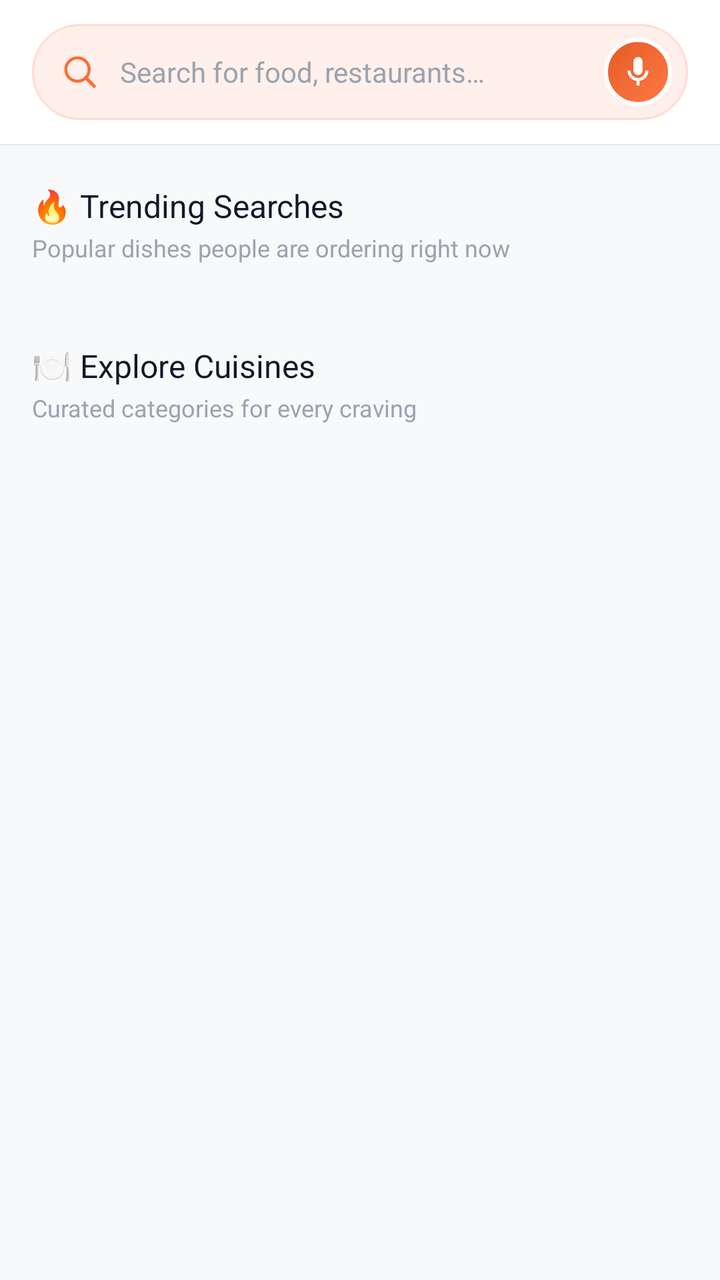
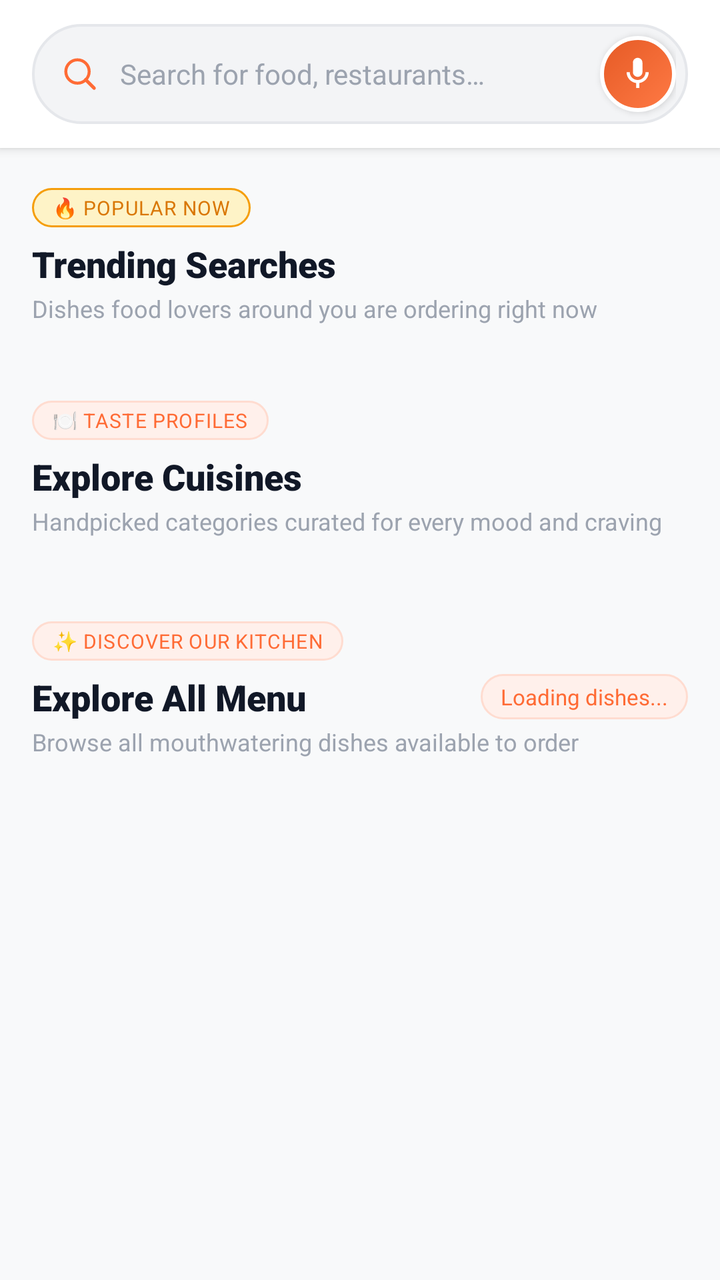

Screens rendered from an Android XML layout before and after an edit, with the pre-edit source and the edit as a unified diff.
<!-- AndroidManifest.xml: application theme Theme.AKRHunger -->
<!-- res/layout/fragment_search.xml -->
<?xml version="1.0" encoding="utf-8"?>
<LinearLayout xmlns:android="http://schemas.android.com/apk/res/android"
    xmlns:app="http://schemas.android.com/apk/res-auto"
    android:layout_width="match_parent"
    android:layout_height="match_parent"
    android:background="@color/background"
    android:orientation="vertical">

    
    <LinearLayout
        android:layout_width="match_parent"
        android:layout_height="wrap_content"
        android:background="@color/surface"
        android:elevation="1dp"
        android:gravity="center_vertical"
        android:orientation="horizontal"
        android:paddingHorizontal="16dp"
        android:paddingTop="12dp"
        android:paddingBottom="12dp">

        <FrameLayout
            android:id="@+id/btn_back"
            android:layout_width="40dp"
            android:layout_height="40dp"
            android:background="@drawable/bg_icon_circle_gray"
            android:clickable="true"
            android:focusable="true"
            android:foreground="?attr/selectableItemBackgroundBorderless"
            android:visibility="gone">

            <ImageView
                android:layout_width="20dp"
                android:layout_height="20dp"
                android:layout_gravity="center"
                android:src="@drawable/ic_back"
                app:tint="@color/text_primary" />
        </FrameLayout>

        
        <LinearLayout
            android:layout_width="0dp"
            android:layout_height="48dp"
            android:layout_weight="1"
            android:background="@drawable/bg_pill_soft"
            android:gravity="center_vertical"
            android:orientation="horizontal"
            android:paddingStart="14dp"
            android:paddingEnd="8dp">

            <ImageView
                android:layout_width="20dp"
                android:layout_height="20dp"
                android:src="@drawable/ic_search"
                app:tint="@color/primary" />

            <EditText
                android:id="@+id/et_search"
                android:layout_width="0dp"
                android:layout_height="match_parent"
                android:layout_marginStart="10dp"
                android:layout_weight="1"
                android:background="@null"
                android:fontFamily="sans-serif"
                android:hint="@string/search_hint"
                android:imeOptions="actionSearch"
                android:inputType="text"
                android:maxLines="1"
                android:textColor="@color/text_primary"
                android:textColorHint="@color/text_hint"
                android:textSize="14sp" />

            <ImageView
                android:id="@+id/btn_clear"
                android:layout_width="24dp"
                android:layout_height="24dp"
                android:layout_marginEnd="6dp"
                android:background="?attr/selectableItemBackgroundBorderless"
                android:clickable="true"
                android:focusable="true"
                android:padding="3dp"
                android:src="@drawable/ic_close"
                android:visibility="gone"
                app:tint="@color/text_hint" />

            <FrameLayout
                android:id="@+id/btn_voice_search"
                android:layout_width="34dp"
                android:layout_height="34dp"
                android:background="@drawable/bg_voice_mic_button"
                android:clickable="true"
                android:focusable="true"
                android:foreground="?attr/selectableItemBackgroundBorderless">

                <ImageView
                    android:layout_width="18dp"
                    android:layout_height="18dp"
                    android:layout_gravity="center"
                    android:src="@drawable/ic_mic"
                    app:tint="@color/on_primary" />
            </FrameLayout>
        </LinearLayout>
    </LinearLayout>

    
    <androidx.core.widget.NestedScrollView
        android:layout_width="match_parent"
        android:layout_height="0dp"
        android:layout_weight="1"
        android:overScrollMode="never">

        <LinearLayout
            android:layout_width="match_parent"
            android:layout_height="wrap_content"
            android:orientation="vertical"
            android:paddingBottom="32dp">

            
            <LinearLayout
                android:id="@+id/trending_section"
                android:layout_width="match_parent"
                android:layout_height="wrap_content"
                android:layout_marginTop="20dp"
                android:orientation="vertical"
                android:paddingHorizontal="16dp">

                <TextView
                    android:layout_width="wrap_content"
                    android:layout_height="wrap_content"
                    android:fontFamily="sans-serif-bold"
                    android:text="🔥 Trending Searches"
                    android:textColor="@color/text_primary"
                    android:textSize="16sp" />

                <TextView
                    android:layout_width="wrap_content"
                    android:layout_height="wrap_content"
                    android:layout_marginTop="2dp"
                    android:fontFamily="sans-serif"
                    android:text="Popular dishes people are ordering right now"
                    android:textColor="@color/text_hint"
                    android:textSize="12sp" />

                <com.google.android.material.chip.ChipGroup
                    android:id="@+id/chip_group_trending"
                    android:layout_width="match_parent"
                    android:layout_height="wrap_content"
                    android:layout_marginTop="12dp"
                    app:chipSpacingHorizontal="8dp"
                    app:chipSpacingVertical="8dp" />
            </LinearLayout>

            
            <LinearLayout
                android:id="@+id/cuisines_section"
                android:layout_width="match_parent"
                android:layout_height="wrap_content"
                android:layout_marginTop="28dp"
                android:orientation="vertical"
                android:paddingHorizontal="16dp">

                <TextView
                    android:layout_width="wrap_content"
                    android:layout_height="wrap_content"
                    android:fontFamily="sans-serif-bold"
                    android:text="🍽️ Explore Cuisines"
                    android:textColor="@color/text_primary"
                    android:textSize="16sp" />

                <TextView
                    android:layout_width="wrap_content"
                    android:layout_height="wrap_content"
                    android:layout_marginTop="2dp"
                    android:fontFamily="sans-serif"
                    android:text="Curated categories for every craving"
                    android:textColor="@color/text_hint"
                    android:textSize="12sp" />

                <androidx.recyclerview.widget.RecyclerView
                    android:id="@+id/rv_cuisines"
                    android:layout_width="match_parent"
                    android:layout_height="wrap_content"
                    android:layout_marginTop="14dp"
                    android:nestedScrollingEnabled="false" />
            </LinearLayout>

            
            <LinearLayout
                android:id="@+id/results_section"
                android:layout_width="match_parent"
                android:layout_height="wrap_content"
                android:orientation="vertical"
                android:visibility="gone">

                <LinearLayout
                    android:layout_width="match_parent"
                    android:layout_height="wrap_content"
                    android:gravity="center_vertical"
                    android:orientation="horizontal"
                    android:paddingHorizontal="16dp"
                    android:paddingTop="16dp"
                    android:paddingBottom="8dp">

                    <TextView
                        android:id="@+id/tv_results_count"
                        android:layout_width="wrap_content"
                        android:layout_height="wrap_content"
                        android:background="@drawable/bg_pill_soft"
                        android:fontFamily="sans-serif-bold"
                        android:paddingHorizontal="12dp"
                        android:paddingVertical="5dp"
                        android:textColor="@color/primary"
                        android:textSize="12sp" />
                </LinearLayout>

                <androidx.recyclerview.widget.RecyclerView
                    android:id="@+id/rv_results"
                    android:layout_width="match_parent"
                    android:layout_height="wrap_content"
                    android:clipToPadding="false"
                    android:nestedScrollingEnabled="false"
                    android:paddingHorizontal="8dp" />
            </LinearLayout>

        </LinearLayout>
    </androidx.core.widget.NestedScrollView>
</LinearLayout>
<!-- resources referenced by this layout -->
<resources>
  <!-- drawable bg_icon_circle_gray (drawable) -->
  <?xml version="1.0" encoding="utf-8"?>
  <shape xmlns:android="http://schemas.android.com/apk/res/android"
      android:shape="oval">
      <solid android:color="@color/surface_variant" />
  </shape>
  <!-- drawable ic_close (drawable) -->
  <vector xmlns:android="http://schemas.android.com/apk/res/android"
      android:width="24dp"
      android:height="24dp"
      android:viewportWidth="24"
      android:viewportHeight="24">
      <path
          android:fillColor="#FFFFFFFF"
          android:pathData="M19,6.41L17.59,5 12,10.59 6.41,5 5,6.41 10.59,12 5,17.59 6.41,19 12,13.41 17.59,19 19,17.59 13.41,12z" />
  </vector>
  <style name="ThemeOverlay.AKR.MaterialAlertDialog" parent="ThemeOverlay.Material3.MaterialAlertDialog">
          <item name="shapeAppearance">@style/ShapeAppearance.AKR.Dialog</item>
          <item name="shapeAppearanceOverlay">@style/ShapeAppearance.AKR.Dialog</item>
          <item name="colorSurface">@color/surface</item>
          <item name="android:backgroundDimAmount">0.5</item>
      </style>
  <!-- unchanged entries left out for length: 25 -->
</resources>

<!-- the commit's change to res/layout/fragment_search.xml (unified diff, before → after) -->
@@ -1,6 +1,7 @@
 <?xml version="1.0" encoding="utf-8"?>
 <LinearLayout xmlns:android="http://schemas.android.com/apk/res/android"
     xmlns:app="http://schemas.android.com/apk/res-auto"
+    xmlns:tools="http://schemas.android.com/tools"
     android:layout_width="match_parent"
     android:layout_height="match_parent"
     android:background="@color/background"
@@ -11,48 +12,57 @@
         android:layout_width="match_parent"
         android:layout_height="wrap_content"
         android:background="@color/surface"
-        android:elevation="1dp"
+        android:elevation="3dp"
         android:gravity="center_vertical"
         android:orientation="horizontal"
         android:paddingHorizontal="16dp"
         android:paddingTop="12dp"
         android:paddingBottom="12dp">
 
-        <FrameLayout
+        
+        <com.google.android.material.card.MaterialCardView
             android:id="@+id/btn_back"
             android:layout_width="40dp"
             android:layout_height="40dp"
-            android:background="@drawable/bg_icon_circle_gray"
+            android:layout_marginEnd="10dp"
             android:clickable="true"
             android:focusable="true"
-            android:foreground="?attr/selectableItemBackgroundBorderless"
-            android:visibility="gone">
+            android:visibility="gone"
+            app:cardBackgroundColor="@color/surface"
+            app:cardCornerRadius="20dp"
+            app:cardElevation="2dp"
+            app:strokeColor="@color/card_border"
+            app:strokeWidth="1dp">
 
             <ImageView
                 android:layout_width="20dp"
                 android:layout_height="20dp"
                 android:layout_gravity="center"
+                android:contentDescription="Back"
                 android:src="@drawable/ic_back"
                 app:tint="@color/text_primary" />
-        </FrameLayout>
+        </com.google.android.material.card.MaterialCardView>
 
         
         <LinearLayout
             android:layout_width="0dp"
-            android:layout_height="48dp"
+            android:layout_height="50dp"
             android:layout_weight="1"
-            android:background="@drawable/bg_pill_soft"
+            android:background="@drawable/bg_search_input_modern"
             android:gravity="center_vertical"
             android:orientation="horizontal"
             android:paddingStart="14dp"
-            android:paddingEnd="8dp">
-
+            android:paddingEnd="6dp">
+
+            
             <ImageView
                 android:layout_width="20dp"
                 android:layout_height="20dp"
+                android:contentDescription="Search Icon"
                 android:src="@drawable/ic_search"
                 app:tint="@color/primary" />
 
+            
             <EditText
                 android:id="@+id/et_search"
                 android:layout_width="0dp"
@@ -63,38 +73,45 @@
                 android:fontFamily="sans-serif"
                 android:hint="@string/search_hint"
                 android:imeOptions="actionSearch"
+                android:importantForAutofill="no"
                 android:inputType="text"
                 android:maxLines="1"
                 android:textColor="@color/text_primary"
                 android:textColorHint="@color/text_hint"
                 android:textSize="14sp" />
 
+            
             <ImageView
                 android:id="@+id/btn_clear"
-                android:layout_width="24dp"
-                android:layout_height="24dp"
-                android:layout_marginEnd="6dp"
+                android:layout_width="26dp"
+                android:layout_height="26dp"
+                android:layout_marginEnd="4dp"
                 android:background="?attr/selectableItemBackgroundBorderless"
                 android:clickable="true"
+                android:contentDescription="Clear search"
                 android:focusable="true"
-                android:padding="3dp"
+                android:padding="4dp"
                 android:src="@drawable/ic_close"
                 android:visibility="gone"
                 app:tint="@color/text_hint" />
 
+            
             <FrameLayout
                 android:id="@+id/btn_voice_search"
-                android:layout_width="34dp"
-                android:layout_height="34dp"
+                android:layout_width="38dp"
+                android:layout_height="38dp"
                 android:background="@drawable/bg_voice_mic_button"
                 android:clickable="true"
+                android:contentDescription="Voice Search"
+                android:elevation="2dp"
                 android:focusable="true"
                 android:foreground="?attr/selectableItemBackgroundBorderless">
 
                 <ImageView
-                    android:layout_width="18dp"
-                    android:layout_height="18dp"
+                    android:layout_width="19dp"
+                    android:layout_height="19dp"
                     android:layout_gravity="center"
+                    android:contentDescription="Mic Icon"
                     android:src="@drawable/ic_mic"
                     app:tint="@color/on_primary" />
             </FrameLayout>
@@ -106,13 +123,14 @@
         android:layout_width="match_parent"
         android:layout_height="0dp"
         android:layout_weight="1"
+        android:fillViewport="true"
         android:overScrollMode="never">
 
         <LinearLayout
             android:layout_width="match_parent"
             android:layout_height="wrap_content"
             android:orientation="vertical"
-            android:paddingBottom="32dp">
+            android:paddingBottom="36dp">
 
             
             <LinearLayout
@@ -123,20 +141,35 @@
                 android:orientation="vertical"
                 android:paddingHorizontal="16dp">
 
+                
                 <TextView
                     android:layout_width="wrap_content"
                     android:layout_height="wrap_content"
+                    android:background="@drawable/bg_pill_amber_soft"
                     android:fontFamily="sans-serif-bold"
-                    android:text="🔥 Trending Searches"
-                    android:textColor="@color/text_primary"
-                    android:textSize="16sp" />
-
+                    android:letterSpacing="0.04"
+                    android:paddingHorizontal="10dp"
+                    android:paddingVertical="3dp"
+                    android:text="🔥 POPULAR NOW"
+                    android:textColor="#D97706"
+                    android:textSize="10sp" />
+
+                
                 <TextView
                     android:layout_width="wrap_content"
                     android:layout_height="wrap_content"
+                    android:layout_marginTop="6dp"
+                    android:fontFamily="sans-serif-black"
+                    android:text="Trending Searches"
+                    android:textColor="@color/text_primary"
+                    android:textSize="18sp" />
+
+                <TextView
+                    android:layout_width="wrap_content"
+                    android:layout_height="wrap_content"
                     android:layout_marginTop="2dp"
                     android:fontFamily="sans-serif"
-                    android:text="Popular dishes people are ordering right now"
+                    android:text="Dishes food lovers around you are ordering right now"
                     android:textColor="@color/text_hint"
                     android:textSize="12sp" />
 
@@ -152,6 +185,63 @@
             
             <LinearLayout
                 android:id="@+id/cuisines_section"
+                android:layout_width="match_parent"
+                android:layout_height="wrap_content"
+                android:layout_marginTop="26dp"
+                android:orientation="vertical">
+
+                <LinearLayout
+                    android:layout_width="match_parent"
+                    android:layout_height="wrap_content"
+                    android:orientation="vertical"
+                    android:paddingHorizontal="16dp">
+
+                    <TextView
+                        android:layout_width="wrap_content"
+                        android:layout_height="wrap_content"
+                        android:background="@drawable/bg_pill_soft"
+                        android:fontFamily="sans-serif-bold"
+                        android:letterSpacing="0.04"
+                        android:paddingHorizontal="10dp"
+                        android:paddingVertical="3dp"
+                        android:text="🍽️ TASTE PROFILES"
+                        android:textColor="@color/primary"
+                        android:textSize="10sp" />
+
+                    <TextView
+                        android:layout_width="wrap_content"
+                        android:layout_height="wrap_content"
+                        android:layout_marginTop="6dp"
+                        android:fontFamily="sans-serif-black"
+                        android:text="Explore Cuisines"
+                        android:textColor="@color/text_primary"
+                        android:textSize="18sp" />
+
+                    <TextView
+                        android:layout_width="wrap_content"
+                        android:layout_height="wrap_content"
+                        android:layout_marginTop="2dp"
+                        android:fontFamily="sans-serif"
+                        android:text="Handpicked categories curated for every mood and craving"
+                        android:textColor="@color/text_hint"
+                        android:textSize="12sp" />
+                </LinearLayout>
+
+                <androidx.recyclerview.widget.RecyclerView
+                    android:id="@+id/rv_cuisines"
+                    android:layout_width="match_parent"
+                    android:layout_height="wrap_content"
+                    android:layout_marginTop="14dp"
+                    android:clipToPadding="false"
+                    android:nestedScrollingEnabled="false"
+                    android:orientation="horizontal"
+                    android:paddingStart="16dp"
+                    android:paddingEnd="16dp" />
+            </LinearLayout>
+
+            
+            <LinearLayout
+                android:id="@+id/all_menu_section"
                 android:layout_width="match_parent"
                 android:layout_height="wrap_content"
                 android:layout_marginTop="28dp"
@@ -161,25 +251,60 @@
                 <TextView
                     android:layout_width="wrap_content"
                     android:layout_height="wrap_content"
+                    android:background="@drawable/bg_pill_soft"
                     android:fontFamily="sans-serif-bold"
-                    android:text="🍽️ Explore Cuisines"
-                    android:textColor="@color/text_primary"
-                    android:textSize="16sp" />
+                    android:letterSpacing="0.04"
+                    android:paddingHorizontal="10dp"
+                    android:paddingVertical="3dp"
+                    android:text="✨ DISCOVER OUR KITCHEN"
+                    android:textColor="@color/primary"
+                    android:textSize="10sp" />
+
+                <LinearLayout
+                    android:layout_width="match_parent"
+                    android:layout_height="wrap_content"
+                    android:layout_marginTop="6dp"
+                    android:gravity="center_vertical"
+                    android:orientation="horizontal">
+
+                    <TextView
+                        android:id="@+id/tv_all_menu_header"
+                        android:layout_width="0dp"
+                        android:layout_height="wrap_content"
+                        android:layout_weight="1"
+                        android:fontFamily="sans-serif-black"
+                        android:text="Explore All Menu"
+                        android:textColor="@color/text_primary"
+                        android:textSize="18sp" />
+
+                    <TextView
+                        android:id="@+id/tv_all_menu_count"
+                        android:layout_width="wrap_content"
+                        android:layout_height="wrap_content"
+                        android:background="@drawable/bg_pill_soft"
+                        android:fontFamily="sans-serif-bold"
+                        android:paddingHorizontal="10dp"
+                        android:paddingVertical="4dp"
+                        android:text="Loading dishes..."
+                        android:textColor="@color/primary"
+                        android:textSize="11sp" />
+                </LinearLayout>
 
                 <TextView
                     android:layout_width="wrap_content"
                     android:layout_height="wrap_content"
                     android:layout_marginTop="2dp"
                     android:fontFamily="sans-serif"
-                    android:text="Curated categories for every craving"
+                    android:text="Browse all mouthwatering dishes available to order"
                     android:textColor="@color/text_hint"
                     android:textSize="12sp" />
 
                 <androidx.recyclerview.widget.RecyclerView
-                    android:id="@+id/rv_cuisines"
+                    android:id="@+id/rv_explore_menu"
                     android:layout_width="match_parent"
                     android:layout_height="wrap_content"
                     android:layout_marginTop="14dp"
+                    android:clipToPadding="false"
                     android:nestedScrollingEnabled="false" />
             </LinearLayout>
 
@@ -197,8 +322,8 @@
                     android:gravity="center_vertical"
                     android:orientation="horizontal"
                     android:paddingHorizontal="16dp"
-                    android:paddingTop="16dp"
-                    android:paddingBottom="8dp">
+                    android:paddingTop="18dp"
+                    android:paddingBottom="10dp">
 
                     <TextView
                         android:id="@+id/tv_results_count"
@@ -206,8 +331,8 @@
                         android:layout_height="wrap_content"
                         android:background="@drawable/bg_pill_soft"
                         android:fontFamily="sans-serif-bold"
-                        android:paddingHorizontal="12dp"
-                        android:paddingVertical="5dp"
+                        android:paddingHorizontal="14dp"
+                        android:paddingVertical="6dp"
                         android:textColor="@color/primary"
                         android:textSize="12sp" />
                 </LinearLayout>
@@ -219,6 +344,65 @@
                     android:clipToPadding="false"
                     android:nestedScrollingEnabled="false"
                     android:paddingHorizontal="8dp" />
+
+                
+                <LinearLayout
+                    android:id="@+id/layout_search_empty"
+                    android:layout_width="match_parent"
+                    android:layout_height="wrap_content"
+                    android:gravity="center"
+                    android:orientation="vertical"
+                    android:paddingHorizontal="24dp"
+                    android:paddingVertical="40dp"
+                    android:visibility="gone">
+
+                    <FrameLayout
+                        android:layout_width="88dp"
+                        android:layout_height="88dp"
+                        android:background="@drawable/bg_icon_circle_soft">
+
+                        <ImageView
+                            android:layout_width="40dp"
+                            android:layout_height="40dp"
+                            android:layout_gravity="center"
+                            android:contentDescription="No items"
+                            android:src="@drawable/ic_search"
+                            app:tint="@color/primary" />
+                    </FrameLayout>
+
+                    <TextView
+                        android:layout_width="wrap_content"
+                        android:layout_height="wrap_content"
+                        android:layout_marginTop="18dp"
+                        android:fontFamily="sans-serif-black"
+                        android:text="No Dishes Found"
+                        android:textColor="@color/text_primary"
+                        android:textSize="18sp" />
+
+                    <TextView
+                        android:id="@+id/tv_empty_message"
+                        android:layout_width="wrap_content"
+                        android:layout_height="wrap_content"
+                        android:layout_marginTop="6dp"
+                        android:gravity="center"
+                        android:lineSpacingExtra="3dp"
+                        android:text="Try searching for Biryani, Pizza, Burger, or choose from cuisines above"
+                        android:textColor="@color/text_hint"
+                        android:textSize="13sp" />
+
+                    <com.google.android.material.button.MaterialButton
+                        android:id="@+id/btn_clear_search_empty"
+                        style="@style/Widget.AKR.Button.Pill"
+                        android:layout_width="wrap_content"
+                        android:layout_height="46dp"
+                        android:layout_marginTop="18dp"
+                        android:fontFamily="sans-serif-bold"
+                        android:paddingHorizontal="28dp"
+                        android:text="Explore All Menu"
+                        android:textSize="13sp"
+                        app:backgroundTint="@color/primary"
+                        app:elevation="2dp" />
+                </LinearLayout>
             </LinearLayout>
 
         </LinearLayout>
<!-- resource entries referenced after the edit -->
@@ -1,27 +1,102 @@
 <!-- resources referenced by this layout -->
 <resources>
-  <!-- drawable bg_icon_circle_gray (drawable) -->
+  <color name="card_border">#F0F2F5</color>
+  <!-- drawable bg_icon_circle_soft (drawable) -->
   <?xml version="1.0" encoding="utf-8"?>
   <shape xmlns:android="http://schemas.android.com/apk/res/android"
       android:shape="oval">
-      <solid android:color="@color/surface_variant" />
+      <solid android:color="@color/primary_tint" />
+      <stroke android:width="1dp" android:color="@color/primary_tint_border" />
   </shape>
+  <!-- drawable bg_pill_amber_soft (drawable) -->
+  <?xml version="1.0" encoding="utf-8"?>
+  <shape xmlns:android="http://schemas.android.com/apk/res/android"
+      android:shape="rectangle">
+      <corners android:radius="999dp" />
+      <solid android:color="@color/warning_light" />
+      <stroke android:width="1dp" android:color="@color/warning" />
+  </shape>
+  <!-- drawable bg_search_input_modern (drawable) -->
+  <?xml version="1.0" encoding="utf-8"?>
+  <ripple xmlns:android="http://schemas.android.com/apk/res/android"
+      android:color="@color/primary_15">
+      <item>
+          <shape android:shape="rectangle">
+              <corners android:radius="26dp" />
+              <solid android:color="@color/surface_variant" />
+              <stroke
+                  android:width="1.2dp"
+                  android:color="@color/divider_hairline" />
+          </shape>
+      </item>
+  </ripple>
   <!-- drawable ic_close (drawable) -->
   <vector xmlns:android="http://schemas.android.com/apk/res/android"
-      android:width="24dp"
-      android:height="24dp"
-      android:viewportWidth="24"
-      android:viewportHeight="24">
-      <path
-          android:fillColor="#FFFFFFFF"
-          android:pathData="M19,6.41L17.59,5 12,10.59 6.41,5 5,6.41 10.59,12 5,17.59 6.41,19 12,13.41 17.59,19 19,17.59 13.41,12z" />
+      android:width="24dp" android:height="24dp"
+      android:viewportWidth="24" android:viewportHeight="24">
+      <path android:fillColor="@android:color/transparent"
+          android:pathData="M18,6L6,18M6,6l12,12"
+          android:strokeColor="#666" android:strokeWidth="2"
+          android:strokeLineCap="round" android:strokeLineJoin="round" />
   </vector>
+  <style name="Widget.AKR.Button.Pill" parent="Widget.Material3.Button">
+          <item name="backgroundTint">@color/primary</item>
+          <item name="android:textColor">@color/on_primary</item>
+          <item name="cornerRadius">28dp</item>
+          <item name="android:textAllCaps">false</item>
+          <item name="android:textStyle">bold</item>
+          <item name="android:minHeight">44dp</item>
+          <item name="android:paddingStart">20dp</item>
+          <item name="android:paddingEnd">20dp</item>
+      </style>
+  <color name="warning_light">#FEF3C7</color>
+  <color name="warning">#F59E0B</color>
+  <color name="divider_hairline">#E5E7EB</color>
   <style name="ThemeOverlay.AKR.MaterialAlertDialog" parent="ThemeOverlay.Material3.MaterialAlertDialog">
           <item name="shapeAppearance">@style/ShapeAppearance.AKR.Dialog</item>
           <item name="shapeAppearanceOverlay">@style/ShapeAppearance.AKR.Dialog</item>
           <item name="colorSurface">@color/surface</item>
-          <item name="android:backgroundDimAmount">0.5</item>
+          <item name="android:backgroundDimAmount">0.55</item>
+          <item name="materialAlertDialogTitleTextStyle">@style/TextAppearance.AKR.Dialog.Title</item>
+          <item name="materialAlertDialogBodyTextStyle">@style/TextAppearance.AKR.Dialog.Body</item>
+          <item name="buttonBarPositiveButtonStyle">@style/Widget.AKR.Dialog.Button.Positive</item>
+          <item name="buttonBarNegativeButtonStyle">@style/Widget.AKR.Dialog.Button.Negative</item>
+          <item name="buttonBarNeutralButtonStyle">@style/Widget.AKR.Dialog.Button.Neutral</item>
       </style>
+  <style name="TextAppearance.AKR.Dialog.Title" parent="MaterialAlertDialog.Material3.Title.Text">
+          <item name="android:textColor">@color/text_primary</item>
+          <item name="android:textSize">19sp</item>
+          <item name="android:fontFamily">sans-serif-black</item>
+      </style>
+  <style name="TextAppearance.AKR.Dialog.Body" parent="MaterialAlertDialog.Material3.Body.Text">
+          <item name="android:textColor">@color/text_secondary</item>
+          <item name="android:textSize">14sp</item>
+          <item name="android:fontFamily">sans-serif</item>
+          <item name="android:lineSpacingMultiplier">1.3</item>
+      </style>
+  <style name="Widget.AKR.Dialog.Button.Positive" parent="Widget.Material3.Button.TextButton.Dialog">
+          <item name="android:textColor">@color/primary</item>
+          <item name="android:fontFamily">sans-serif-bold</item>
+          <item name="android:textSize">13.5sp</item>
+          <item name="android:textAllCaps">false</item>
+          <item name="cornerRadius">18dp</item>
+      </style>
+  <style name="Widget.AKR.Dialog.Button.Negative" parent="Widget.Material3.Button.TextButton.Dialog">
+          <item name="android:textColor">@color/text_secondary</item>
+          <item name="android:fontFamily">sans-serif-medium</item>
+          <item name="android:textSize">13.5sp</item>
+          <item name="android:textAllCaps">false</item>
+          <item name="cornerRadius">18dp</item>
+      </style>
+  <style name="Widget.AKR.Dialog.Button.Neutral" parent="Widget.Material3.Button.TextButton.Dialog">
+          <item name="android:textColor">@color/info</item>
+          <item name="android:fontFamily">sans-serif-bold</item>
+          <item name="android:textSize">13.5sp</item>
+          <item name="android:textAllCaps">false</item>
+          <item name="cornerRadius">18dp</item>
+      </style>
+  <color name="text_secondary">#4B5563</color>
+  <color name="info">#3B82F6</color>
   <!-- unchanged entries left out for length: 25 -->
 </resources>
 
